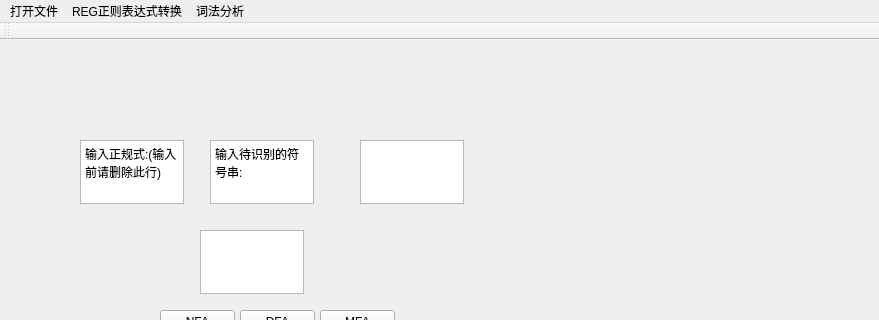
The window that REG_interface.ui (hutao99/compiler) describes before a commit, drawn with Qt 5; both pictures show x 0 to 879 and y 0 to 320 of the 879 by 583 pixel window.
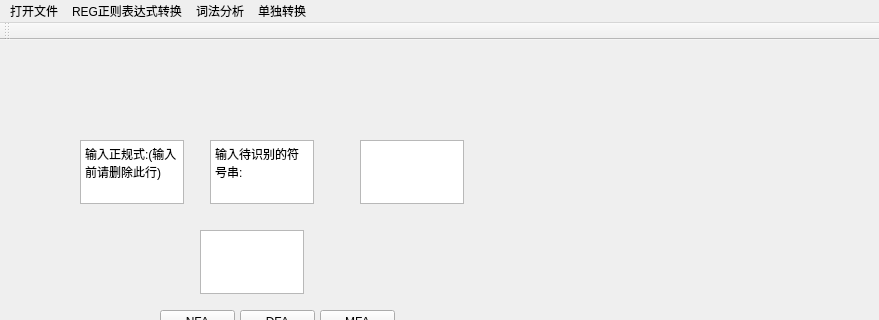
The same window after the commit.

Patch:
```diff
--- a/REG_interface.ui
+++ b/REG_interface.ui
@@ -131,9 +131,17 @@
     </property>
     <addaction name="action_9"/>
    </widget>
+   <widget class="QMenu" name="menu_NFA_DFA">
+    <property name="title">
+     <string>单独转换</string>
+    </property>
+    <addaction name="action_NFA_DFA"/>
+    <addaction name="action_DFA_MFA_2"/>
+   </widget>
    <addaction name="menu_F"/>
    <addaction name="menu_E"/>
    <addaction name="menu"/>
+   <addaction name="menu_NFA_DFA"/>
   </widget>
   <widget class="QStatusBar" name="statusbar"/>
   <widget class="QToolBar" name="toolBar">
```
Left out of the diff: 15 changed lines with no effect on the pictures.
